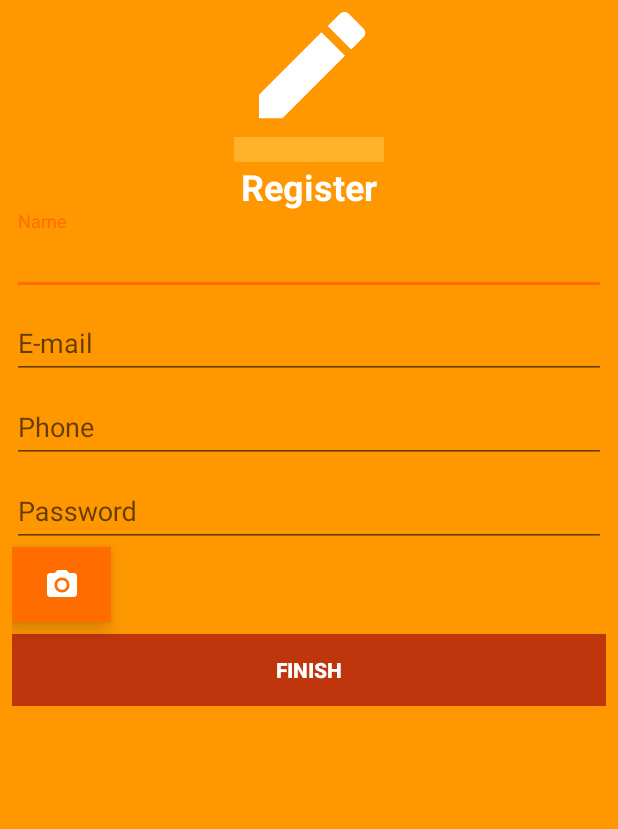
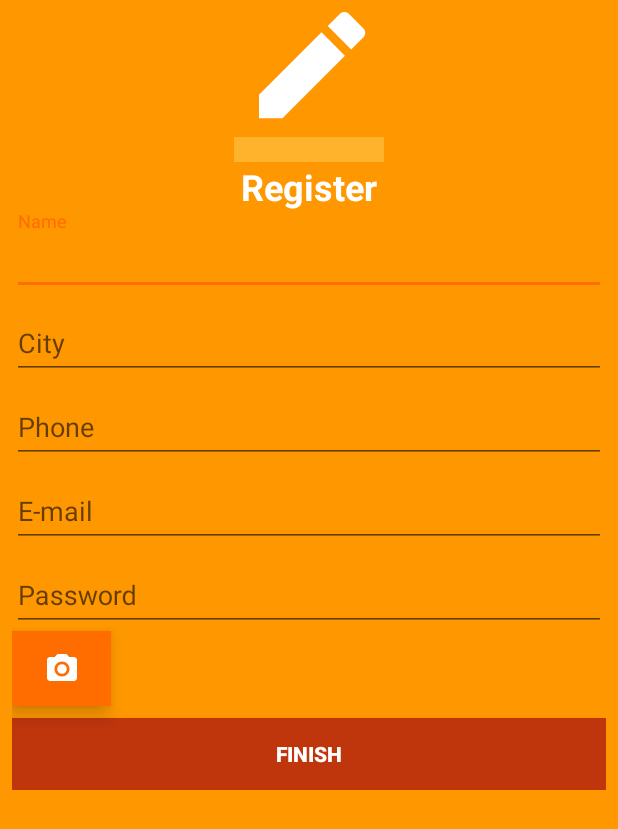
Before and after one commit to andrehideki/Adoptcat, an Android app: the screen it shows after launch (RegisterActivity), after a tap on "No account yet? Register here", on a phone screen of 412 x 824 dp. Shown: the top 829 px of the screen. Run offline under Robolectric (Android 15) with nearby library versions, the phone set to English and light mode, and no system bars; our stand-ins replace Firebase (no records; nobody signed in at launch, a user with empty details on screens opened directly).

```diff
--- a/app/build.gradle
+++ b/app/build.gradle
@@ -29,6 +29,7 @@ dependencies {
     implementation 'com.google.firebase:firebase-auth:11.0.4'
     implementation 'com.google.firebase:firebase-database:11.0.4'
     implementation 'com.google.firebase:firebase-storage:11.0.4'
+    compile 'com.squareup.picasso:picasso:2.5.2'
     testImplementation 'junit:junit:4.12'
     androidTestImplementation 'com.android.support.test:runner:1.0.1'
     androidTestImplementation 'com.android.support.test.espresso:espresso-core:3.0.1'
--- a/app/src/main/res/layout/activity_register.xml
+++ b/app/src/main/res/layout/activity_register.xml
@@ -50,14 +50,13 @@
             <android.support.design.widget.TextInputLayout
                 android:layout_width="match_parent"
                 android:layout_height="wrap_content">
-
                 <EditText
-                    android:id="@+id/emailRegisterEditText"
+                    android:id="@+id/cityRegisterEditText"
                     android:layout_width="match_parent"
                     android:layout_height="wrap_content"
-                    android:contentDescription="@string/register_email_hint"
-                    android:hint="@string/register_email_hint"
-                    android:inputType="textEmailAddress"
+                    android:contentDescription="@string/register_city_hint"
+                    android:hint="@string/register_city_hint"
+                    android:inputType="textCapCharacters"
                     android:textColor="@android:color/background_light"
                     android:textColorHint="@android:color/background_light" />
             </android.support.design.widget.TextInputLayout>
@@ -77,6 +76,21 @@
             </android.support.design.widget.TextInputLayout>
 
 
+
+            <android.support.design.widget.TextInputLayout
+                android:layout_width="match_parent"
+                android:layout_height="wrap_content">
+
+                <EditText
+                    android:id="@+id/emailRegisterEditText"
+                    android:layout_width="match_parent"
+                    android:layout_height="wrap_content"
+                    android:contentDescription="@string/register_email_hint"
+                    android:hint="@string/register_email_hint"
+                    android:inputType="textEmailAddress"
+                    android:textColor="@android:color/background_light"
+                    android:textColorHint="@android:color/background_light" />
+            </android.support.design.widget.TextInputLayout>
             <android.support.design.widget.TextInputLayout
                 android:layout_width="match_parent"
                 android:layout_height="wrap_content">
--- a/app/src/main/res/values/strings.xml
+++ b/app/src/main/res/values/strings.xml
@@ -65,4 +65,6 @@
     <string name="account_photo_description">Foto do usuário</string>
     <string name="dig_update_title">Atualize</string>
     <string name="dig_field_empty">Campo está vazio</string>
+    <string name="register_city_hint">City</string>
+    <string name="account_failed_donwload_uphoto">Failed to download user photo</string>
 </resources>
```
Also changed, not shown: app/src/main/java/com/adoptcat/adoptcat/activities/MainActivity.java (+11 -1 lines), app/src/main/java/com/adoptcat/adoptcat/activities/RegisterActivity.java (+12 -5 lines), app/src/main/java/com/adoptcat/adoptcat/fragments/AccountFragment.java (+88 -1 lines), app/src/main/java/com/adoptcat/adoptcat/model/User.java (+23 -9 lines), app/src/main/res/layout/fragment_account.xml (+7 -6 lines), app/src/main/java/com/adoptcat/adoptcat/dialog/ChangeInfoDialogFragment.java (line endings or trailing spaces).
